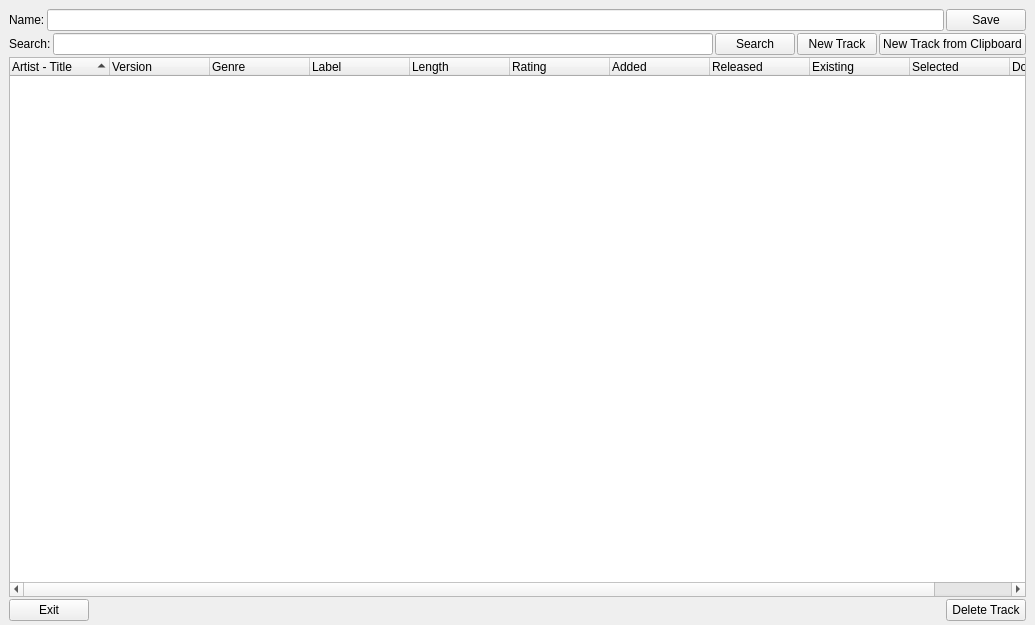
First picture: the form in gui/src/searchlists/searchlistdialog.ui, repository pfedick/winmusik, before the edit.
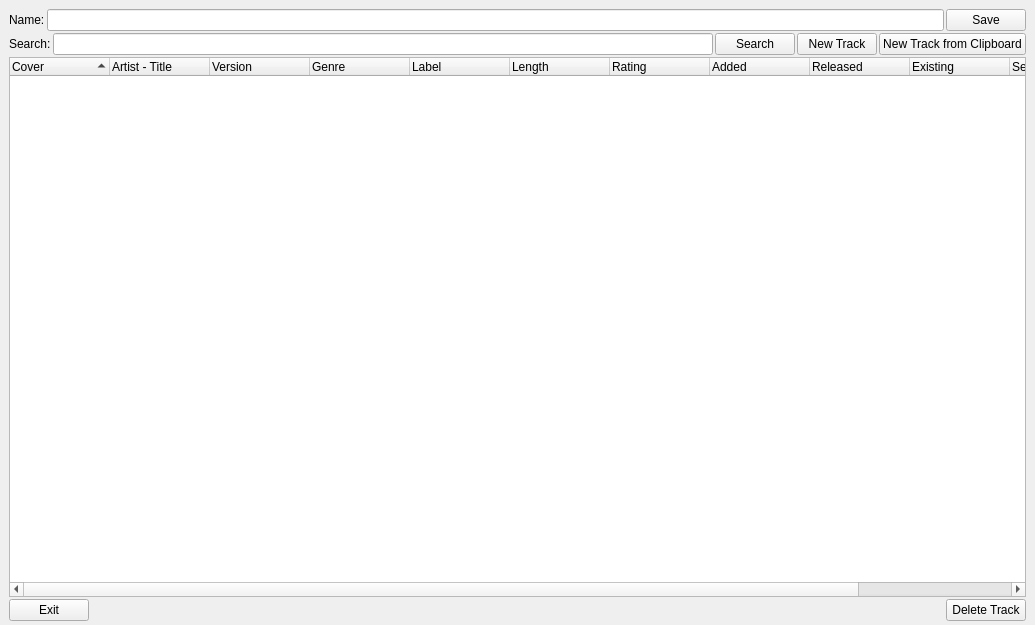
Second picture: the form after the edit. Icons and pictures are not drawn. Custom widgets are drawn as their Qt base class.

Commit message: Cover Preview in SearchList

What changed in the file:
```diff
--- a/gui/src/searchlists/searchlistdialog.ui
+++ b/gui/src/searchlists/searchlistdialog.ui
@@ -186,6 +186,11 @@
          <property name="expandsOnDoubleClick">
           <bool>false</bool>
          </property>
+         <column>
+          <property name="text">
+           <string>Cover</string>
+          </property>
+         </column>
          <column>
           <property name="text">
            <string>Artist - Title</string>
```
The commit also changes 5 other files.
